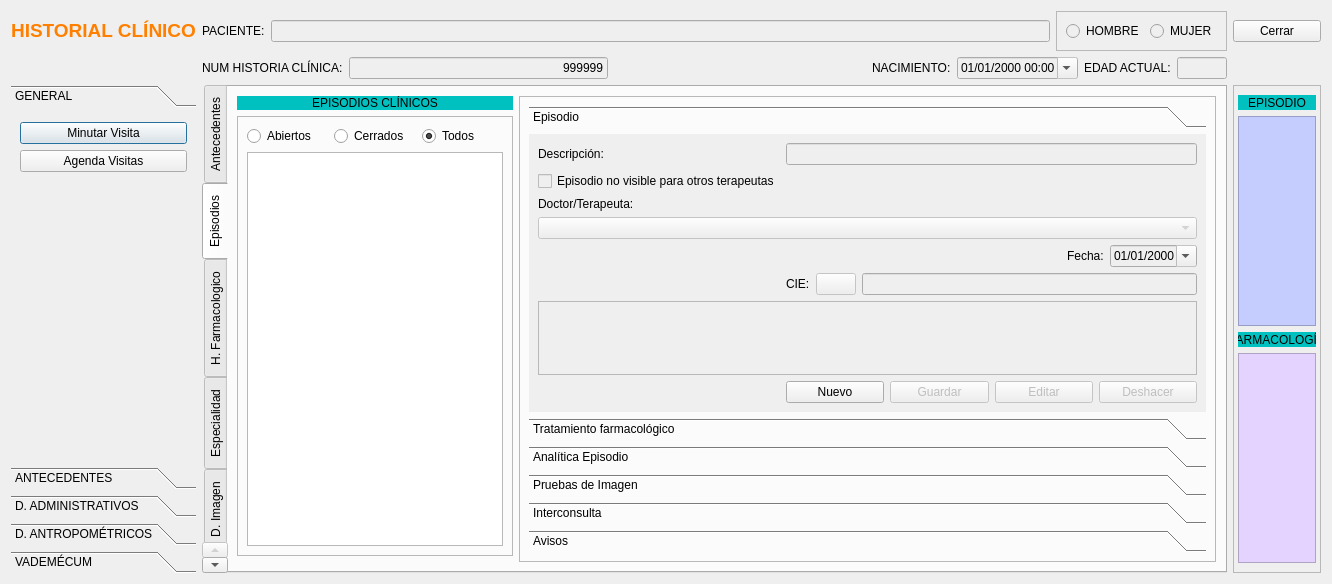
Before: the Qt Designer form frmfichapaciente.ui in arcnexus/RedFoX, drawn with Qt 5.
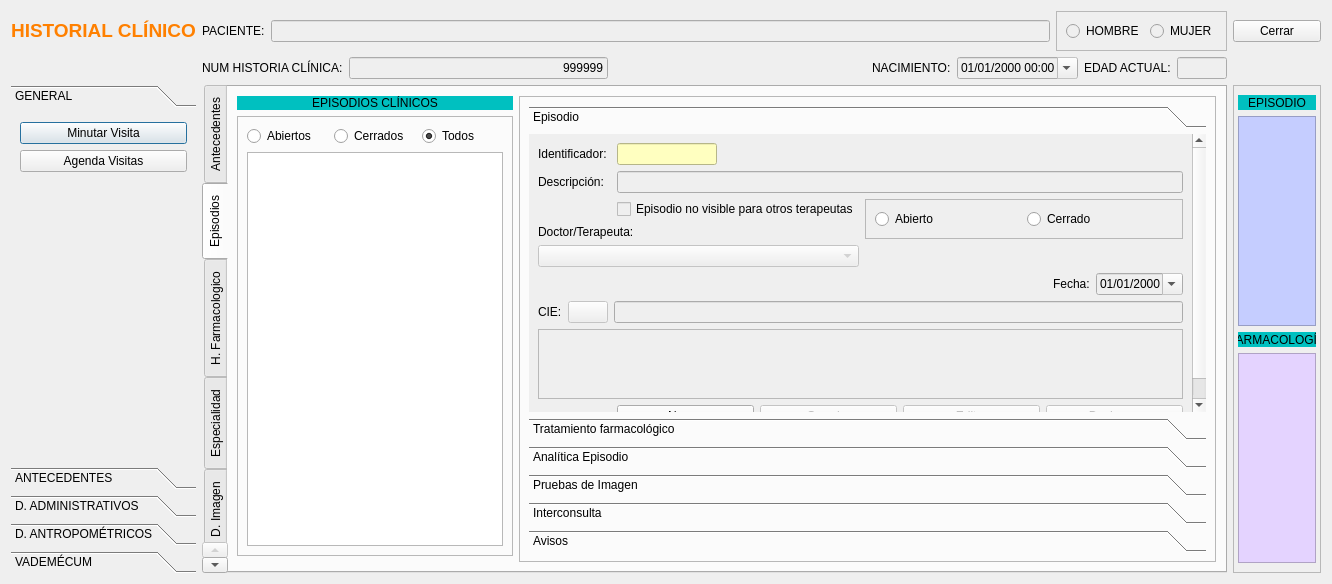
After: the same form once the commit is applied. Icons and pictures are not drawn.

Commit message: AVANZANDO EN EPISODIO

```diff
--- a/frmfichapaciente.ui
+++ b/frmfichapaciente.ui
@@ -1695,8 +1695,11 @@
           <enum>QFrame::Raised</enum>
          </property>
          <layout class="QGridLayout" name="gridLayout_4">
-          <item row="0" column="0">
+          <item row="1" column="0">
            <widget class="QToolBox" name="toolBox_2">
+            <property name="enabled">
+             <bool>true</bool>
+            </property>
             <property name="currentIndex">
              <number>0</number>
             </property>
@@ -1713,46 +1716,7 @@
               <string>Episodio</string>
              </attribute>
              <layout class="QGridLayout" name="gridLayout_39">
-              <item row="1" column="0">
-               <widget class="QLabel" name="label_18">
-                <property name="text">
-                 <string>Descripción:</string>
-                </property>
-               </widget>
-              </item>
-              <item row="6" column="1">
-               <layout class="QGridLayout" name="gridLayout_38">
-                <item row="0" column="0">
-                 <widget class="QLabel" name="label_7">
-                  <property name="text">
-                   <string>CIE:</string>
-                  </property>
-                 </widget>
-                </item>
-                <item row="0" column="1">
-                 <widget class="QPushButton" name="btnBuscarCIEEpisodio">
-                  <property name="enabled">
-                   <bool>false</bool>
-                  </property>
-                  <property name="text">
-                   <string/>
-                  </property>
-                  <property name="icon">
-                   <iconset resource="terra.qrc">
-                    <normaloff>:/Icons/PNG/search.png</normaloff>:/Icons/PNG/search.png</iconset>
-                  </property>
-                 </widget>
-                </item>
-                <item row="0" column="2">
-                 <widget class="QLineEdit" name="txtCIEEpisiodio">
-                  <property name="enabled">
-                   <bool>false</bool>
-                  </property>
-                 </widget>
-                </item>
-               </layout>
-              </item>
-              <item row="5" column="0" colspan="2">
+              <item row="5" column="0" colspan="3">
                <layout class="QHBoxLayout" name="horizontalLayout_5">
                 <item>
                  <spacer name="horizontalSpacer_6">
@@ -1792,28 +1756,7 @@
                 </item>
                </layout>
               </item>
-              <item row="7" column="0" colspan="2">
-               <widget class="QTextEdit" name="txtHistorialEpisodio">
-                <property name="enabled">
-                 <bool>false</bool>
-                </property>
-               </widget>
-              </item>
-              <item row="3" column="0" colspan="2">
-               <widget class="QLabel" name="label_86">
-                <property name="text">
-                 <string>Doctor/Terapeuta:</string>
-                </property>
-               </widget>
-              </item>
-              <item row="1" column="1">
-               <widget class="QLineEdit" name="txtDescripcionEpisodio">
-                <property name="enabled">
-                 <bool>false</bool>
-                </property>
-               </widget>
-              </item>
-              <item row="8" column="1">
+              <item row="8" column="1" colspan="2">
                <layout class="QGridLayout" name="gridLayout_3">
                 <item row="0" column="1">
                  <widget class="QPushButton" name="btnGuardarEpisodio">
@@ -1906,6 +1849,51 @@
                 </item>
                </layout>
               </item>
+              <item row="0" column="1">
+               <widget class="QLineEdit" name="txtIdentificadorEpisodio">
+                <property name="enabled">
+                 <bool>false</bool>
+                </property>
+                <property name="maximumSize">
+                 <size>
+                  <width>100</width>
+                  <height>16777215</height>
+                 </size>
+                </property>
+                <property name="styleSheet">
+                 <string notr="true">background-color: rgb(255, 255, 192);
+color: rgb(0, 0, 128);</string>
+                </property>
+               </widget>
+              </item>
+              <item row="3" column="0" colspan="2">
+               <widget class="QLabel" name="label_86">
+                <property name="text">
+                 <string>Doctor/Terapeuta:</string>
+                </property>
+               </widget>
+              </item>
+              <item row="1" column="1" colspan="2">
+               <widget class="QLineEdit" name="txtDescripcionEpisodio">
+                <property name="enabled">
+                 <bool>false</bool>
+                </property>
+               </widget>
+              </item>
+              <item row="7" column="0" colspan="3">
+               <widget class="QTextEdit" name="txtHistorialEpisodio">
+                <property name="enabled">
+                 <bool>false</bool>
+                </property>
+               </widget>
+              </item>
+              <item row="0" column="0">
+               <widget class="QLabel" name="label_90">
+                <property name="text">
+                 <string>Identificador:</string>
+                </property>
+               </widget>
+              </item>
               <item row="4" column="0" colspan="2">
                <widget class="QComboBox" name="cboDoctorEpisodio">
                 <property name="enabled">
@@ -1913,7 +1901,46 @@
                 </property>
                </widget>
               </item>
-              <item row="2" column="0">
+              <item row="1" column="0">
+               <widget class="QLabel" name="label_18">
+                <property name="text">
+                 <string>Descripción:</string>
+                </property>
+               </widget>
+              </item>
+              <item row="2" column="2" rowspan="2">
+               <widget class="QFrame" name="frame_25">
+                <property name="minimumSize">
+                 <size>
+                  <width>318</width>
+                  <height>0</height>
+                 </size>
+                </property>
+                <property name="frameShape">
+                 <enum>QFrame::StyledPanel</enum>
+                </property>
+                <property name="frameShadow">
+                 <enum>QFrame::Raised</enum>
+                </property>
+                <layout class="QHBoxLayout" name="horizontalLayout_4">
+                 <item>
+                  <widget class="QRadioButton" name="radEpisodioAbierto">
+                   <property name="text">
+                    <string>Abierto</string>
+                   </property>
+                  </widget>
+                 </item>
+                 <item>
+                  <widget class="QRadioButton" name="radEpisodioCerrado">
+                   <property name="text">
+                    <string>Cerrado</string>
+                   </property>
+                  </widget>
+                 </item>
+                </layout>
+               </widget>
+              </item>
+              <item row="2" column="1">
                <widget class="QCheckBox" name="chkEpisodioprivado">
                 <property name="enabled">
                  <bool>false</bool>
@@ -1926,6 +1953,38 @@
                 </property>
                </widget>
               </item>
+              <item row="6" column="0" colspan="3">
+               <layout class="QGridLayout" name="gridLayout_38">
+                <item row="0" column="0">
+                 <widget class="QLabel" name="label_7">
+                  <property name="text">
+                   <string>CIE:</string>
+                  </property>
+                 </widget>
+                </item>
+                <item row="0" column="1">
+                 <widget class="QPushButton" name="btnBuscarCIEEpisodio">
+                  <property name="enabled">
+                   <bool>false</bool>
+                  </property>
+                  <property name="text">
+                   <string/>
+                  </property>
+                  <property name="icon">
+                   <iconset resource="terra.qrc">
+                    <normaloff>:/Icons/PNG/search.png</normaloff>:/Icons/PNG/search.png</iconset>
+                  </property>
+                 </widget>
+                </item>
+                <item row="0" column="2">
+                 <widget class="QLineEdit" name="txtCIEEpisiodio">
+                  <property name="enabled">
+                   <bool>false</bool>
+                  </property>
+                 </widget>
+                </item>
+               </layout>
+              </item>
              </layout>
             </widget>
             <widget class="QWidget" name="page_4">
```
Left out of the diff: 1 changed line with no effect on the pictures. The commit also changes 5 other files.
